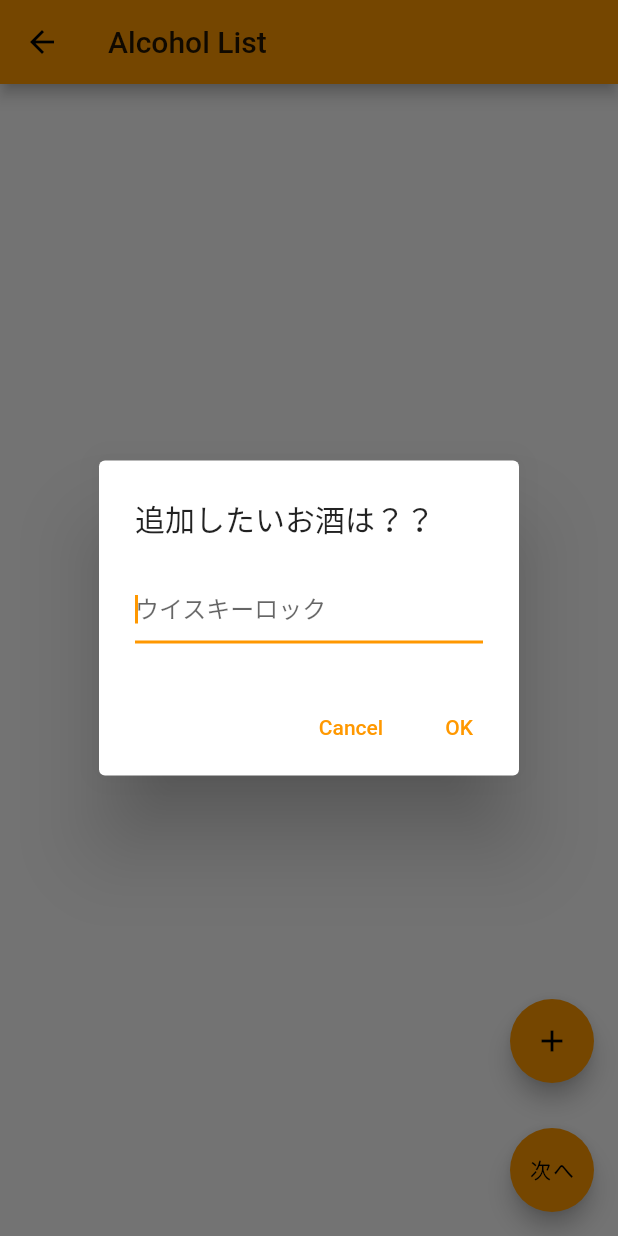
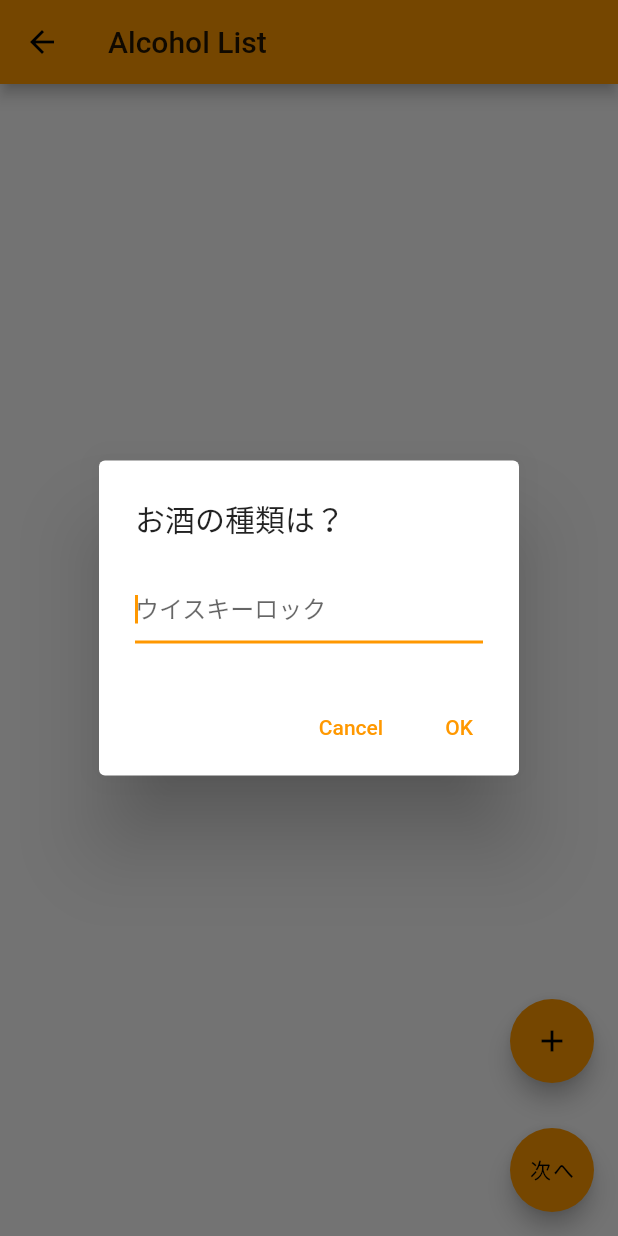
Before and after one commit to rmaejima/flutter-questionair-app, a Flutter app: the AlcoholSelectScreen screen opened directly, after a tap on the "add" icon, on a phone screen of 412 x 824 dp. Run offline on Flutter 3.47's test engine with Material 2 defaults, Android fonts, the phone set to English and light mode, and no system bars; our stand-ins replace flutter_hooks, flutter_riverpod, freezed_annotation, hooks_riverpod, state_notifier.

Commit message:
Make the dialog common

```diff
--- /dev/null
+++ b/lib/views/components/common/add_list_dialog.dart
@@ -0,0 +1,78 @@
+import 'package:flutter/material.dart';
+import 'package:flutter_hooks/flutter_hooks.dart';
+import 'package:hooks_riverpod/hooks_riverpod.dart';
+import 'package:questionair_app/providers/questionair_provider.dart';
+
+enum AddDialog { player, alcohol, amount }
+
+extension AddDialogExt on AddDialog {
+  String get title {
+    switch (this) {
+      case AddDialog.player:
+        return '誰が参加するの？';
+      case AddDialog.alcohol:
+        return 'お酒の種類は？';
+      case AddDialog.amount:
+        return 'どれくらい飲むの？';
+    }
+  }
+
+  String get hintText {
+    switch (this) {
+      case AddDialog.player:
+        return 'Name';
+      case AddDialog.alcohol:
+        return 'ウイスキーロック';
+      case AddDialog.amount:
+        return '三杯';
+    }
+  }
+}
+
+class AddListDialog extends HookWidget {
+  AddListDialog(this.dialog);
+  final AddDialog dialog;
+
+  @override
+  Widget build(BuildContext context) {
+    var _textFieldController = TextEditingController();
+    final _controller = useProvider(questionairProvider.notifier);
+
+    return AlertDialog(
+      title: Text(dialog.title),
+      content: TextField(
+        controller: _textFieldController,
+        decoration: InputDecoration(
+          hintText: dialog.hintText,
+        ),
+        autofocus: true,
+        keyboardType: TextInputType.name,
+      ),
+      actions: <Widget>[
+        TextButton(
+          child: const Text('Cancel'),
+          onPressed: () {
+            Navigator.of(context).pop();
+          },
+        ),
+        TextButton(
+          child: const Text('OK'),
+          onPressed: () {
+            switch (dialog) {
+              case (AddDialog.player):
+                _controller.addPlayer(playerName: _textFieldController.text);
+                break;
+              case (AddDialog.alcohol):
+                _controller.addAlcohol(alcohol: _textFieldController.text);
+                break;
+              case (AddDialog.amount):
+                _controller.addAmount(amount: _textFieldController.text);
+                break;
+            }
+            Navigator.of(context).pop();
+          },
+        ),
+      ],
+    );
+  }
+}
--- a/lib/views/screens/alcohol_select_screen.dart
+++ b/lib/views/screens/alcohol_select_screen.dart
@@ -3,7 +3,7 @@ import 'package:flutter/material.dart';
 import 'package:flutter_hooks/flutter_hooks.dart';
 import 'package:hooks_riverpod/hooks_riverpod.dart';
 import 'package:questionair_app/providers/questionair_provider.dart';
-import 'package:questionair_app/views/components/alcohol_select/add_alcohol_dialog.dart';
+import 'package:questionair_app/views/components/common/add_list_dialog.dart';
 import 'package:questionair_app/views/screens/amount_select_screen.dart';
 
 class AlcoholSelectScreen extends HookWidget {
@@ -22,7 +22,6 @@ class AlcoholSelectScreen extends HookWidget {
           return Card(
             // それぞれの名前を表示
             child: Text(_alcoholState.alcohol[index]),
-            // child: Text('あいうえお'),
           );
         },
       ),
@@ -46,7 +45,7 @@ class AlcoholSelectScreen extends HookWidget {
           const SizedBox(height: 30),
           FloatingActionButton(
             // プレイヤーを追加
-            onPressed: () => showDialog(context: context, builder: (BuildContext context) => AddAlcoholDialog()),
+            onPressed: () => showDialog(context: context, builder: (BuildContext context) => AddListDialog(AddDialog.alcohol)),
             tooltip: 'Increment',
             child: Icon(Icons.add),
           ),
--- a/lib/views/screens/amount_select_screen.dart
+++ b/lib/views/screens/amount_select_screen.dart
@@ -3,7 +3,7 @@ import 'package:flutter/material.dart';
 import 'package:flutter_hooks/flutter_hooks.dart';
 import 'package:hooks_riverpod/hooks_riverpod.dart';
 import 'package:questionair_app/providers/questionair_provider.dart';
-import 'package:questionair_app/views/components/amount_select/add_amount_dialog.dart';
+import 'package:questionair_app/views/components/common/add_list_dialog.dart';
 import 'package:questionair_app/views/screens/result_screen.dart';
 
 class AmountSelectScreen extends HookWidget {
@@ -46,7 +46,7 @@ class AmountSelectScreen extends HookWidget {
           const SizedBox(height: 30),
           FloatingActionButton(
             // プレイヤーを追加
-            onPressed: () => showDialog(context: context, builder: (BuildContext context) => AddAmountDialog()),
+            onPressed: () => showDialog(context: context, builder: (BuildContext context) => AddListDialog(AddDialog.amount)),
             tooltip: 'Increment',
             child: Icon(Icons.add),
           ),
--- a/lib/views/screens/player_select_screen.dart
+++ b/lib/views/screens/player_select_screen.dart
@@ -4,7 +4,7 @@ import 'package:flutter_hooks/flutter_hooks.dart';
 import 'package:hooks_riverpod/hooks_riverpod.dart';
 
 import 'package:questionair_app/providers/questionair_provider.dart';
-import 'package:questionair_app/views/components/player_select/add_player_dialog.dart';
+import 'package:questionair_app/views/components/common/add_list_dialog.dart';
 import 'package:questionair_app/views/screens/alcohol_select_screen.dart';
 
 class PlayerSelectScreen extends HookWidget {
@@ -48,7 +48,7 @@ class PlayerSelectScreen extends HookWidget {
           const SizedBox(height: 30),
           FloatingActionButton(
             // プレイヤーを追加
-            onPressed: () => showDialog(context: context, builder: (BuildContext context) => AddPlayerDialog()),
+            onPressed: () => showDialog(context: context, builder: (BuildContext context) => AddListDialog(AddDialog.player)),
             tooltip: 'Increment',
             child: Icon(Icons.add),
           ),
```
